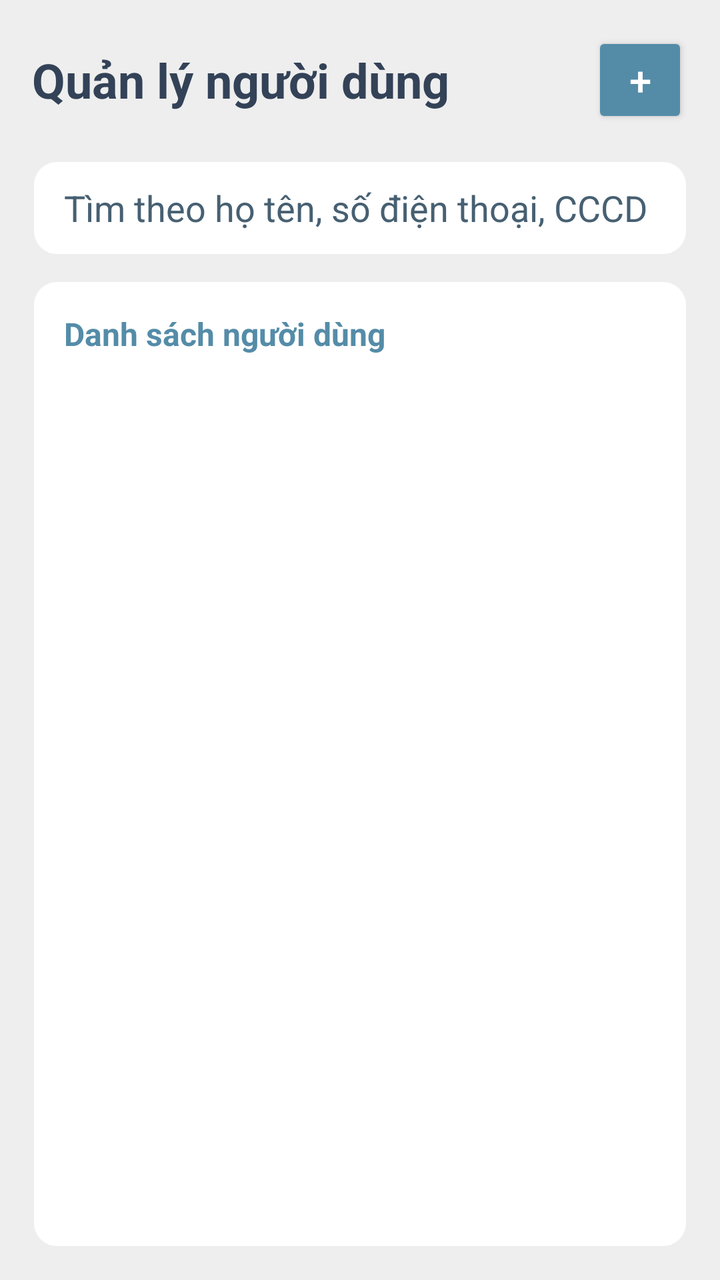
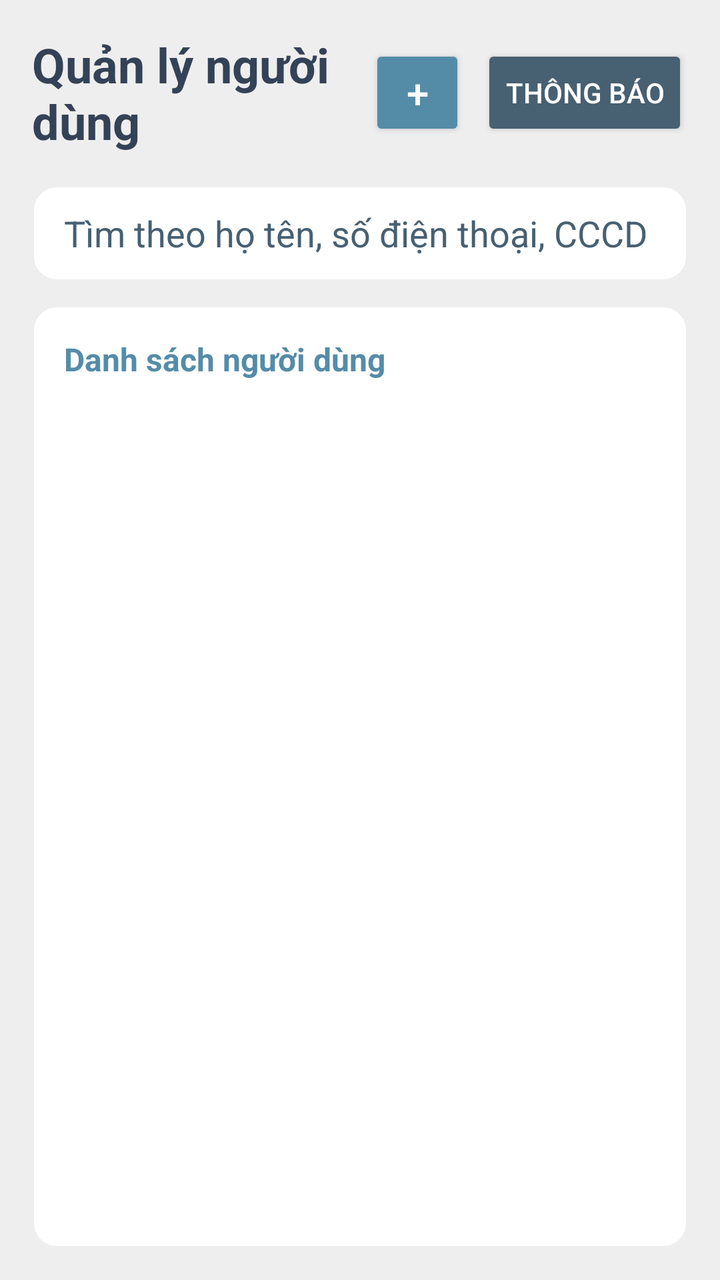

Two renders of the same Android screen: before a commit and after it. Below are the layout's source before the change and the commit's diff.
<!-- AndroidManifest.xml: application theme Theme.Rentaly_Management -->
<!-- res/layout/fragment_user_manage.xml -->
<?xml version="1.0" encoding="utf-8"?>
<FrameLayout xmlns:android="http://schemas.android.com/apk/res/android"
    xmlns:tools="http://schemas.android.com/tools"
    android:layout_width="match_parent"
    android:layout_height="match_parent"
    android:background="@color/background"
    tools:context=".Fragment.UserManageFragment">

    <LinearLayout
        android:layout_width="match_parent"
        android:layout_height="match_parent"
        android:orientation="vertical"
        android:padding="16dp">

        <LinearLayout
            android:layout_width="match_parent"
            android:layout_height="wrap_content"
            android:gravity="center_vertical"
            android:orientation="horizontal">

            <TextView
                android:id="@+id/textView5"
                android:layout_width="0dp"
                android:layout_height="wrap_content"
                android:layout_weight="1"
                android:text="Quản lý người dùng"
                android:textColor="@color/dark_navy"
                android:textSize="24sp"
                android:textStyle="bold" />

            <Button
                android:id="@+id/button3"
                android:layout_width="wrap_content"
                android:layout_height="48dp"
                android:layout_marginStart="12dp"
                android:backgroundTint="@color/primary"
                android:minHeight="48dp"
                android:minWidth="48dp"
                android:text="@string/plus_char"
                android:textColor="@color/white"
                android:textSize="20sp"
                android:contentDescription="Thêm người dùng" />
        </LinearLayout>

        <EditText
            android:id="@+id/user_search"
            android:layout_width="match_parent"
            android:layout_height="wrap_content"
            android:layout_marginTop="16dp"
            android:background="@drawable/user_detail_card"
            android:hint="Tìm theo họ tên, số điện thoại, CCCD"
            android:inputType="text"
            android:minHeight="48dp"
            android:paddingStart="16dp"
            android:paddingEnd="16dp"
            android:singleLine="true"
            android:textColor="@color/dark_navy"
            android:textColorHint="@color/secondary" />

        <ProgressBar
            android:id="@+id/user_loading"
            android:layout_width="wrap_content"
            android:layout_height="wrap_content"
            android:layout_gravity="center"
            android:layout_marginTop="12dp"
            android:contentDescription="Đang tải danh sách người dùng"
            android:visibility="gone" />

        <LinearLayout
            android:layout_width="match_parent"
            android:layout_height="0dp"
            android:layout_marginTop="12dp"
            android:layout_weight="1"
            android:background="@drawable/user_detail_card"
            android:clipToOutline="true"
            android:orientation="vertical"
            android:padding="16dp">

            <TextView
                android:id="@+id/textView7"
                android:layout_width="match_parent"
                android:layout_height="wrap_content"
                android:layout_marginBottom="12dp"
                android:text="Danh sách người dùng"
                android:textColor="@color/primary"
                android:textSize="16sp"
                android:textStyle="bold" />

            <ListView
                android:id="@+id/user_list"
                android:layout_width="match_parent"
                android:layout_height="0dp"
                android:layout_weight="1"
                android:divider="@color/background"
                android:dividerHeight="8dp"
                android:footerDividersEnabled="false"
                android:headerDividersEnabled="false" />
        </LinearLayout>

        <LinearLayout
            android:id="@+id/user_detail_form"
            android:layout_width="match_parent"
            android:layout_height="wrap_content"
            android:layout_marginTop="12dp"
            android:background="@drawable/user_detail_card"
            android:orientation="vertical"
            android:padding="16dp"
            android:visibility="gone">

            <TextView
                android:id="@+id/user_detail"
                android:layout_width="match_parent"
                android:layout_height="wrap_content"
                android:textColor="@color/dark_navy"
                android:textSize="15sp" />

            <Spinner
                android:id="@+id/user_role"
                android:layout_width="match_parent"
                android:layout_height="wrap_content"
                android:layout_marginTop="12dp"
                android:minHeight="48dp" />

            <Button
                android:id="@+id/user_role_update"
                android:layout_width="match_parent"
                android:layout_height="wrap_content"
                android:layout_marginTop="12dp"
                android:backgroundTint="@color/primary"
                android:minHeight="48dp"
                android:text="Cập nhật vai trò"
                android:textColor="@color/white" />

            <Button
                android:id="@+id/user_delete"
                android:layout_width="match_parent"
                android:layout_height="wrap_content"
                android:layout_marginTop="8dp"
                android:backgroundTint="@color/secondary"
                android:minHeight="48dp"
                android:text="Xóa người thuê"
                android:textColor="@color/white" />
        </LinearLayout>

    </LinearLayout>
</FrameLayout>
<!-- resources referenced by this layout -->
<resources>
  <color name="background">#EEEEEE</color>
  <color name="dark_navy">#334257</color>
  <color name="primary">#548CA8</color>
  <color name="secondary">#476072</color>
  <color name="white">#FFFFFFFF</color>
  <!-- drawable user_detail_card (drawable) -->
  <?xml version="1.0" encoding="utf-8"?>
  <shape xmlns:android="http://schemas.android.com/apk/res/android" android:shape="rectangle">
      <solid android:color="@color/white" />
      <corners android:radius="12dp" />
      <stroke android:width="1dp" android:color="@color/background" />
  </shape>
  <string name="plus_char">+</string>
  <style name="Theme.Rentaly_Management" parent="Base.Theme.Rentaly_Management" />
  <style name="Base.Theme.Rentaly_Management" parent="Theme.Material3.DayNight.NoActionBar">
          
          
      </style>
</resources>

<!-- the commit's change to res/layout/fragment_user_manage.xml (unified diff, before → after) -->
@@ -40,6 +40,16 @@
                 android:textColor="@color/white"
                 android:textSize="20sp"
                 android:contentDescription="Thêm người dùng" />
+            <Button
+                android:id="@+id/user_announcements"
+                android:layout_width="wrap_content"
+                android:layout_height="48dp"
+                android:layout_marginStart="8dp"
+                android:backgroundTint="@color/secondary"
+                android:minHeight="48dp"
+                android:minWidth="48dp"
+                android:text="Thông báo"
+                android:textColor="@color/white" />
         </LinearLayout>
 
         <EditText
